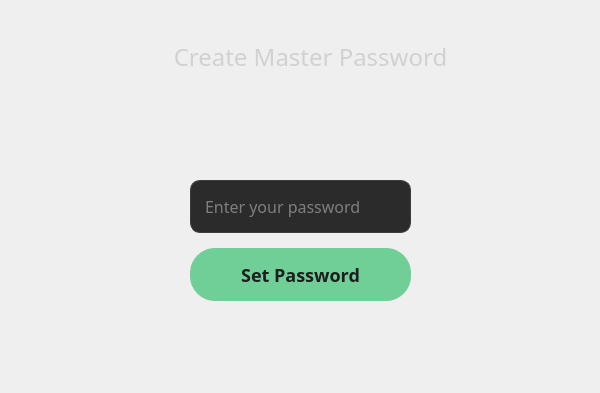
First picture: the form in forms/dialoglogin.ui, repository minnesangg/Cerberus, before the edit.
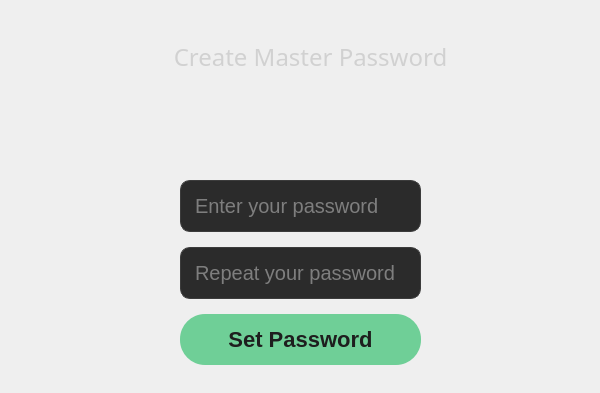
Second picture: the form after the edit.

Commit message: added 'repeat password' on SIGN-In window + improved UI for win version

```diff
--- a/forms/dialoglogin.ui
+++ b/forms/dialoglogin.ui
@@ -292,21 +292,24 @@
        <x>-10</x>
        <y>70</y>
        <width>621</width>
-       <height>221</height>
+       <height>385</height>
       </rect>
      </property>
-     <layout class="QVBoxLayout" name="verticalLayout" stretch="0,0">
+     <layout class="QVBoxLayout" name="verticalLayout" stretch="0,0,0">
       <property name="spacing">
        <number>15</number>
       </property>
       <property name="leftMargin">
-       <number>200</number>
+       <number>190</number>
       </property>
       <property name="topMargin">
        <number>100</number>
       </property>
       <property name="rightMargin">
-       <number>200</number>
+       <number>190</number>
+      </property>
+      <property name="bottomMargin">
+       <number>100</number>
       </property>
       <item>
        <widget class="QLineEdit" name="newMasterPassLabel">
@@ -316,18 +319,12 @@
           <verstretch>1</verstretch>
          </sizepolicy>
         </property>
-        <property name="font">
-         <font>
-          <family>Gill Sans MT</family>
-          <pointsize>-1</pointsize>
-         </font>
-        </property>
         <property name="styleSheet">
          <string notr="true">QLineEdit {
     background-color: #2b2b2b; 
-    border: 1px solid #3c3c3c;
-    color: #d1d1d1;
-    font-size: 16px;
+    border: 1px solid #3c3c3c; 
+    color: #d1d1d1; 
+    font-size: 20px;
     padding: 12px;
     border-radius: 10px;
     transition: border-color 0.3s;
@@ -347,6 +344,39 @@
         </property>
        </widget>
       </item>
+      <item>
+       <widget class="QLineEdit" name="repeatPassLabel">
+        <property name="sizePolicy">
+         <sizepolicy hsizetype="Expanding" vsizetype="Expanding">
+          <horstretch>1</horstretch>
+          <verstretch>1</verstretch>
+         </sizepolicy>
+        </property>
+        <property name="styleSheet">
+         <string notr="true">QLineEdit {
+    background-color: #2b2b2b; 
+    border: 1px solid #3c3c3c; 
+    color: #d1d1d1; 
+    font-size: 20px;
+    padding: 12px;
+    border-radius: 10px;
+    transition: border-color 0.3s;
+}
+
+QLineEdit:focus {
+    border-color: #6fcf97; /* Зелёный акцент при фокусе */
+    box-shadow: 0 0 5px rgba(111, 207, 151, 0.5);
+}
+</string>
+        </property>
+        <property name="echoMode">
+         <enum>QLineEdit::EchoMode::Password</enum>
+        </property>
+        <property name="placeholderText">
+         <string>Repeat your password</string>
+        </property>
+       </widget>
+      </item>
       <item>
        <widget class="QPushButton" name="newMasterPassButton">
         <property name="sizePolicy">
@@ -355,13 +385,6 @@
           <verstretch>1</verstretch>
          </sizepolicy>
         </property>
-        <property name="font">
-         <font>
-          <family>Gill Sans MT</family>
-          <pointsize>-1</pointsize>
-          <bold>true</bold>
-         </font>
-        </property>
         <property name="cursor">
          <cursorShape>PointingHandCursor</cursorShape>
         </property>
@@ -369,7 +392,7 @@
          <string notr="true">QPushButton {
     background-color: #6fcf97; 
     color: #1e1e1e; 
-    font-size: 18px;
+    font-size: 22px;
     font-weight: bold;
     border: none;
     padding: 12px 24px;
```
Left out of the diff: 36 changed lines with no effect on the pictures. The commit also changes 4 other files.
